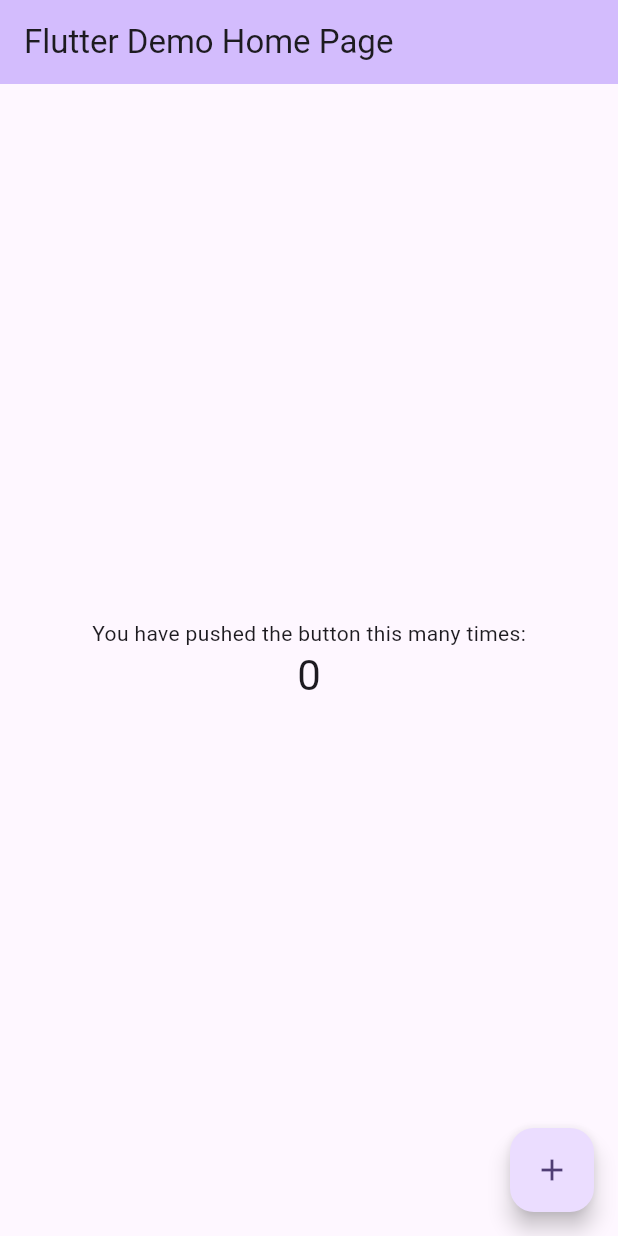
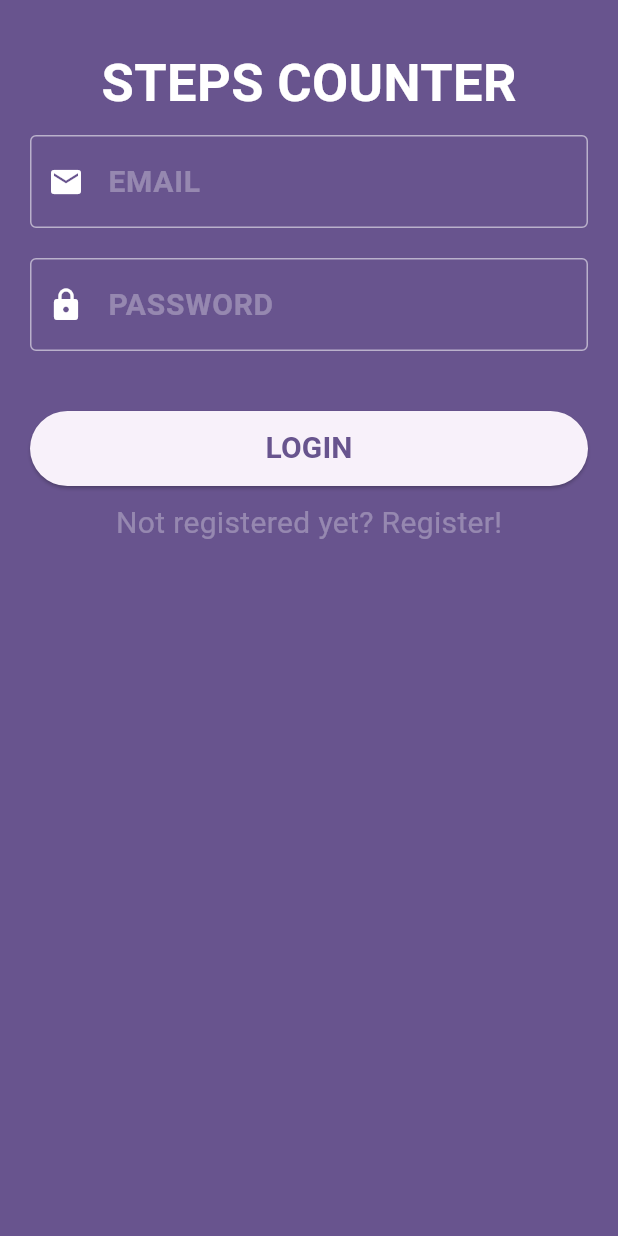
Before and after one commit to dmit9/steps_counter1, a Flutter app: the screen it shows after launch, on a phone screen of 412 x 824 dp. Run offline on Flutter 3.47's test engine with Material 2 defaults, Android fonts, the phone set to English and light mode, and no system bars.

Commit message:
Login screen

```diff
--- a/lib/main.dart
+++ b/lib/main.dart
@@ -1,101 +1,23 @@
 import 'package:flutter/material.dart';
+import 'package:steps_counter1/screens/auth.dart';
+import 'domain/workout.dart';
+import 'screens/home.dart';
 
 void main() {
-  runApp(const MyApp());
+  runApp(StepsCounterApp());
 }
 
-class MyApp extends StatelessWidget {
-  const MyApp({super.key});
+class StepsCounterApp extends StatelessWidget {
 
-  // This widget is the root of your application.
   @override
   Widget build(BuildContext context) {
     return MaterialApp(
-      title: 'Flutter Demo',
+      title: 'Steps Counter',
       theme: ThemeData(
-
-
-
         colorScheme: ColorScheme.fromSeed(seedColor: Colors.deepPurple),
         useMaterial3: true,
       ),
-      home: const MyHomePage(title: 'Flutter Demo Home Page'),
+      home: const AuthorizationPage(),
     );
   }
 }
-
-class MyHomePage extends StatefulWidget {
-  const MyHomePage({super.key, required this.title});
-
-
-
-  final String title;
-
-  @override
-  State<MyHomePage> createState() => _MyHomePageState();
-}
-
-class _MyHomePageState extends State<MyHomePage> {
-  int _counter = 0;
-
-  void _incrementCounter() {
-    setState(() {
-
-
-
-      _counter++;
-    });
-  }
-
-  @override
-  Widget build(BuildContext context) {
-
-
-
-    return Scaffold(
-      appBar: AppBar(
-        // TRY THIS: Try changing the color here to a specific color (to
-        // Colors.amber, perhaps?) and trigger a hot reload to see the AppBar
-        // change color while the other colors stay the same.
-        backgroundColor: Theme.of(context).colorScheme.inversePrimary,
-        // Here we take the value from the MyHomePage object that was created by
-        // the App.build method, and use it to set our appbar title.
-        title: Text(widget.title),
-      ),
-      body: Center(
-        // Center is a layout widget. It takes a single child and positions it
-        // in the middle of the parent.
-        child: Column(
-          // Column is also a layout widget. It takes a list of children and
-          // arranges them vertically. By default, it sizes itself to fit its
-          // children horizontally, and tries to be as tall as its parent.
-          //
-          // Column has various properties to control how it sizes itself and
-          // how it positions its children. Here we use mainAxisAlignment to
-          // center the children vertically; the main axis here is the vertical
-          // axis because Columns are vertical (the cross axis would be
-          // horizontal).
-          //
-          // TRY THIS: Invoke "debug painting" (choose the "Toggle Debug Paint"
-          // action in the IDE, or press "p" in the console), to see the
-          // wireframe for each widget.
-          mainAxisAlignment: MainAxisAlignment.center,
-          children: <Widget>[
-            const Text(
-              'You have pushed the button this many times:',
-            ),
-            Text(
-              '$_counter',
-              style: Theme.of(context).textTheme.headlineMedium,
-            ),
-          ],
-        ),
-      ),
-      floatingActionButton: FloatingActionButton(
-        onPressed: _incrementCounter,
-        tooltip: 'Increment',
-        child: const Icon(Icons.add),
-      ), // This trailing comma makes auto-formatting nicer for build methods.
-    );
-  }
-}
--- /dev/null
+++ b/lib/screens/auth.dart
@@ -0,0 +1,151 @@
+import 'package:flutter/material.dart';
+
+class AuthorizationPage extends StatefulWidget {
+  const AuthorizationPage({super.key});
+
+  @override
+  State<AuthorizationPage> createState() => _AuthorizationPageState();
+}
+
+class _AuthorizationPageState extends State<AuthorizationPage> {
+  TextEditingController _emailController = TextEditingController();
+  TextEditingController _passwordController = TextEditingController();
+
+  late String _email;
+  late String _password;
+  bool showLogin = true;
+
+  @override
+  Widget build(BuildContext context) {
+
+    Widget _logo(){
+      return Padding(
+        padding: EdgeInsets.only(top:30),
+        child: Container(
+          child: Align(
+            child: Text('STEPS COUNTER', style: TextStyle(fontSize: 35, fontWeight: FontWeight.bold, color: Colors.white),),
+          ),
+        ),
+        );
+    }
+
+    Widget _input(Icon icon, String hint, TextEditingController controller, bool obsecure){
+      return Container(
+        padding: EdgeInsets.only(left: 20, right: 20),
+        child: TextField(
+          controller: controller,
+          obscureText: obsecure,
+          style: TextStyle(fontSize: 20, color: Colors.white),
+          decoration: InputDecoration(
+            hintStyle: TextStyle(fontWeight: FontWeight.bold, fontSize: 20, color: Colors.white30),
+            hintText: hint,
+            focusedBorder: OutlineInputBorder(
+              borderSide: BorderSide(color: Colors.white54, width: 1)
+            ),
+            enabledBorder: OutlineInputBorder(
+              borderSide: BorderSide(color: Colors.white54, width: 1)
+            ),
+            prefixIcon: Padding(
+              padding: EdgeInsets.only(left: 10, right: 10),
+              child: IconTheme(
+                data: IconThemeData(color: Colors.white),
+                child: icon
+                ),
+              )
+          ),
+        ),
+      );
+    }
+
+    Widget _button(String text, void func()){
+      return ElevatedButton(
+        style: ElevatedButton.styleFrom(
+          disabledForegroundColor: Colors.white.withOpacity(0.68),
+         disabledBackgroundColor: Colors.white.withOpacity(0.12)),
+        child:Text(
+          text,
+          style: TextStyle(fontWeight: FontWeight.bold, color: Theme.of(context).primaryColor, fontSize: 20),
+        ),
+        onPressed: (){
+          func();
+        }
+        );
+    }
+
+    Widget _form(String label, void func()){
+      return Column(
+        children: <Widget>[
+          Padding(
+            padding: EdgeInsets.only(bottom: 20, top: 10),
+            child: _input(Icon(Icons.email), "EMAIL", _emailController, false)
+            ),
+          Padding(
+            padding: EdgeInsets.only(bottom: 20),
+            child: _input(Icon(Icons.lock), "PASSWORD", _passwordController, true)
+            ),
+          SizedBox(height: 20,),
+          Padding(
+            padding: EdgeInsets.only(left: 20, right: 20),
+            child: Container(
+              height: 50,
+              width: MediaQuery.of(context).size.width,
+              child: _button(label, func)
+            )
+            ),
+        ],
+      );
+    }
+
+    void _buttonActionr(){
+      _email = _emailController.text;
+      _password = _passwordController.text;
+      _emailController.clear();
+      _passwordController.clear();
+    }
+
+    return Scaffold(
+      backgroundColor: Theme.of(context).primaryColor,
+      body: Column(
+        children: <Widget>[
+          _logo(),
+          (
+            showLogin
+            ? Column(
+              children: <Widget>[
+                _form('LOGIN', _buttonActionr),
+                Padding(
+                  padding: EdgeInsets.all(10),
+                  child: GestureDetector(
+                    child: Text('Not registered yet? Register!', style: TextStyle(fontSize: 20, color: Colors.white30)),
+                    onTap:() {
+                      setState(() {
+                        showLogin = false;
+                      });
+                    }
+                    ),
+               )
+              ],
+            )
+            : Column(
+              children: <Widget>[
+                _form('REGISTER', _buttonActionr),
+                Padding(
+                  padding: EdgeInsets.all(10),
+                  child: GestureDetector(
+                    child: Text('Already registered ? Login!', style: TextStyle(fontSize: 20, color: Colors.white30)),
+                    onTap:() {
+                      setState(() {
+                        showLogin = true;
+                      });
+                    }
+                    ),
+               )
+              ],
+            )
+          ),
+    //      _form('LOGIN', _buttonActionr),
+        ],
+      ),
+    );
+  }
+}
```
Also changed, not shown: lib/domain/workout.dart (added, +8 -0 lines), lib/screens/home.dart (added, +53 -0 lines), 1 other file.
